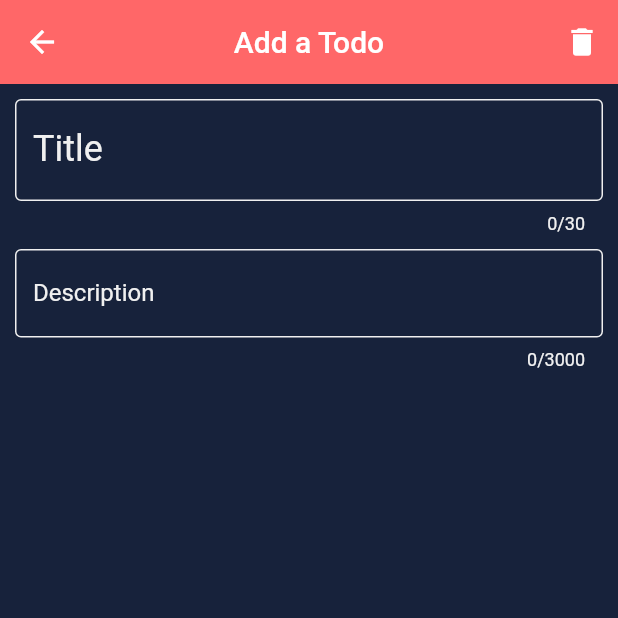
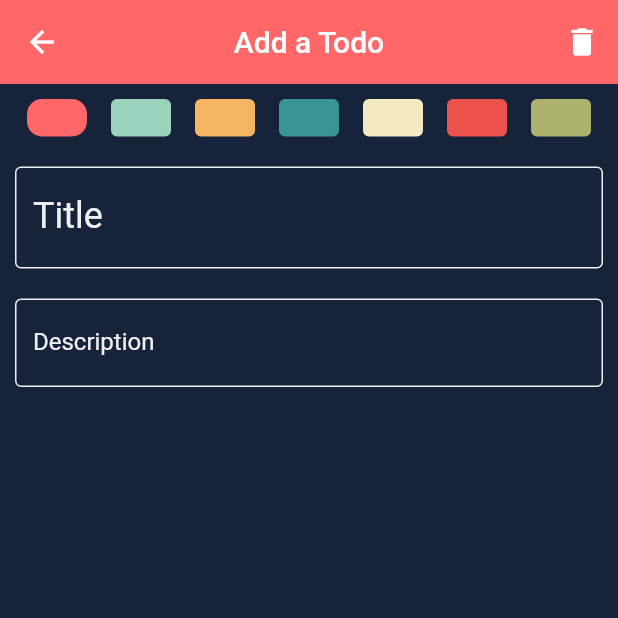
Before and after one commit to elisbergling/todo, a Flutter app: the AddTodoScreen screen opened directly, on a phone screen of 412 x 824 dp, the top half of it. Run offline on Flutter 3.47's test engine with Material 2 defaults, Android fonts, the phone set to English and light mode, and no system bars; our stand-ins replace flutter_hooks, hive, hive_flutter, hooks_riverpod; accounts and stored records are empty; generated files the repository leaves out were written again.

Commit message:
added custom colors on the listtiles

```diff
--- /dev/null
+++ b/lib/constants/setting_colors.dart
@@ -0,0 +1,12 @@
+import 'dart:ui';
+
+const SETTINGS_COLORS = [
+  Color(0xffff6768),
+  Color(0xff9ad3bc),
+  Color(0xfff5b461),
+  Color(0xff389393),
+  Color(0xfff3eac2),
+  Color(0xffec524b),
+  Color(0xffadb36e),
+  Color(0xffebebeb),
+];
--- a/lib/main.dart
+++ b/lib/main.dart
@@ -1,4 +1,5 @@
 import 'package:flutter/material.dart';
+import 'package:flutter/services.dart';
 import 'package:hive/hive.dart';
 import 'package:hooks_riverpod/all.dart';
 import 'package:path_provider/path_provider.dart';
@@ -9,6 +10,7 @@ import 'models/todo.dart';
 
 void main() async {
   WidgetsFlutterBinding.ensureInitialized();
+  SystemChrome.setPreferredOrientations([DeviceOrientation.portraitUp]);
   final path = await getApplicationDocumentsDirectory();
   Hive.init(path.path);
   Hive.registerAdapter(TodoAdapter());
--- a/lib/models/todo.dart
+++ b/lib/models/todo.dart
@@ -17,7 +17,7 @@ class Todo {
   @HiveField(4)
   int index;
   @HiveField(5)
-  Color color;
+  int color;
 
   Todo({
     this.title,
--- a/lib/pages/add_todo_screen.dart
+++ b/lib/pages/add_todo_screen.dart
@@ -2,6 +2,7 @@ import 'package:flutter/material.dart';
 import 'package:flutter_hooks/flutter_hooks.dart';
 import 'package:hooks_riverpod/hooks_riverpod.dart';
 import 'package:todo/constants/colors.dart';
+import 'package:todo/constants/setting_colors.dart';
 import 'package:todo/models/todo.dart';
 import 'package:todo/providers/providers.dart';
 
@@ -15,10 +16,10 @@ class AddTodoScreen extends HookWidget {
         useTextEditingController(text: isNew ? '' : todo.title);
     final descriptionTextEditingContorller =
         useTextEditingController(text: isNew ? '' : todo.description);
+    final todoColor = useProvider(todoColorProvider);
     return GestureDetector(
       onTap: () => FocusScope.of(context).unfocus(),
       child: Scaffold(
-        //backgroundColor: DARKEST,
         appBar: AppBar(
           leading: IconButton(
               icon: Icon(Icons.arrow_back),
@@ -29,7 +30,7 @@ class AddTodoScreen extends HookWidget {
                   isDone: isNew ? false : todo.isDone,
                   id: isNew ? '' : todo.id,
                   index: isNew ? 0 : todo.index,
-                  color: todo.color,
+                  color: todoColor.state.value,
                 );
                 context
                     .read(hiveTodosProvider)
@@ -39,24 +40,44 @@ class AddTodoScreen extends HookWidget {
           title: Text('Add a Todo'),
           actions: [
             IconButton(
-                icon: Icon(Icons.delete),
-                onPressed: () {
-                  if (!isNew)
-                    context.read(hiveTodosProvider).deleteTodo(id: todo.id);
-                  Navigator.of(context).pop();
-                })
+              icon: Icon(Icons.delete),
+              onPressed: () {
+                if (!isNew)
+                  context.read(hiveTodosProvider).deleteTodo(id: todo.id);
+                Navigator.of(context).pop();
+              },
+            )
           ],
         ),
         body: SingleChildScrollView(
           child: Column(
             children: [
+              Container(
+                margin: const EdgeInsets.all(10),
+                height: 25,
+                child: ListView.builder(
+                  //shrinkWrap: true,
+                  scrollDirection: Axis.horizontal,
+                  itemBuilder: (context, index) => GestureDetector(
+                    onTap: () => todoColor.state = SETTINGS_COLORS[index],
+                    child: Container(
+                      width: 40,
+                      margin: const EdgeInsets.symmetric(horizontal: 8),
+                      decoration: BoxDecoration(
+                        borderRadius: todoColor.state == SETTINGS_COLORS[index]
+                            ? BorderRadius.circular(10)
+                            : BorderRadius.circular(4),
+                        color: SETTINGS_COLORS[index],
+                      ),
+                    ),
+                  ),
+                  itemCount: SETTINGS_COLORS.length,
+                ),
+              ),
               Padding(
                 padding: const EdgeInsets.all(10),
                 child: TextField(
                   controller: titleTextEditingContorller,
-                  maxLength: 30,
-                  maxLines: 1,
-                  minLines: 1,
                   cursorColor: RED,
                   style: TextStyle(
                     color: WHITE,
@@ -68,15 +89,10 @@ class AddTodoScreen extends HookWidget {
                 ),
               ),
               Padding(
-                padding: const EdgeInsets.only(
-                  bottom: 10,
-                  left: 10,
-                  right: 10,
-                ),
+                padding: const EdgeInsets.all(10),
                 child: TextField(
                   controller: descriptionTextEditingContorller,
-                  maxLength: 3000,
-                  maxLines: 18,
+                  maxLines: 14,
                   minLines: 1,
                   cursorColor: RED,
                   style: TextStyle(
--- a/lib/providers/providers.dart
+++ b/lib/providers/providers.dart
@@ -1,4 +1,6 @@
+import 'package:flutter/cupertino.dart';
 import 'package:hooks_riverpod/all.dart';
+import 'package:todo/constants/colors.dart';
 import 'package:todo/constants/todo_filter.dart';
 import 'package:todo/models/todo.dart';
 import 'package:todo/services/hive_todo.dart';
@@ -9,6 +11,8 @@ final todoFilterProvider = StateProvider<TodoFilter>((_) => TodoFilter.all);
 
 final searchContollerProvider = StateProvider<String>((_) => '');
 
+final todoColorProvider = StateProvider<Color>((_) => RED);
+
 final sortedTodosProvider = Provider.family<List<Todo>, List<Todo>>(
   (ref, todos) => ref.watch(hiveTodosProvider).sortedTodos(
         searchText: ref.watch(searchContollerProvider).state,
--- a/pubspec.yaml
+++ b/pubspec.yaml
@@ -33,7 +33,6 @@ dependencies:
   hive:
   hive_flutter:
   uuid:
-  implicitly_animated_reorderable_list:
 
 dev_dependencies:
   flutter_test:
```
Also changed, not shown: lib/pages/home_screen.dart (+9 -132 lines), lib/services/hive_todo.dart (+0 -9 lines), lib/widgets/todo_item.dart (+16 -21 lines), lib/models/todo.g.dart, pubspec.lock.
